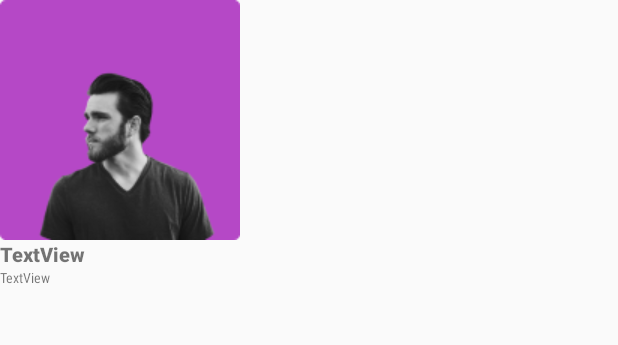
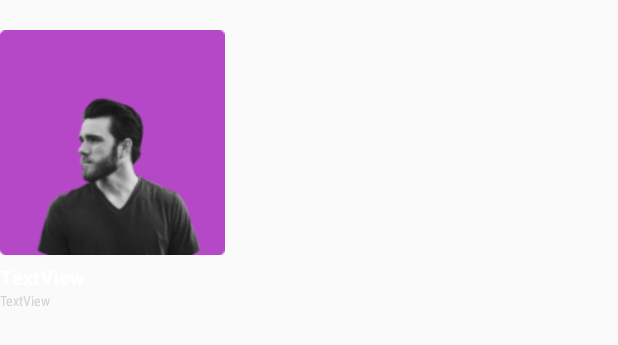
Before and after one commit to iValberOliveira/Codefy, an Android app: the layout podcast_feature_card.xml on its own in the app's theme, with its tools: preview values and no code run, on a phone screen of 412 x 824 dp. Shown: the top 345 px of the screen. Run offline under Robolectric (Android 15) with nearby library versions, the phone set to English and light mode, and no system bars.

```diff
--- a/app/src/main/res/layout/podcast_feature_card.xml
+++ b/app/src/main/res/layout/podcast_feature_card.xml
@@ -6,30 +6,36 @@
     android:layout_height="match_parent">
 
     <LinearLayout
-        android:layout_width="match_parent"
-        android:layout_height="match_parent"
-        android:orientation="vertical">
+        android:layout_width="wrap_content"
+        android:layout_height="wrap_content"
+        android:orientation="vertical"
+        android:paddingTop="20dp"
+        android:paddingBottom="35dp">
 
         <ImageView
-            android:id="@+id/imageView"
-            android:layout_width="wrap_content"
-            android:layout_height="wrap_content"
+            android:id="@+id/icon_back"
+            android:layout_width="150dp"
+            android:layout_height="150dp"
+            android:cropToPadding="true"
             app:srcCompat="@drawable/capa_podcast" />
 
         <TextView
             android:id="@+id/edt_podcast_title"
             android:layout_width="wrap_content"
             android:layout_height="wrap_content"
+            android:layout_marginTop="5dp"
             android:fontFamily="sans-serif-black"
             android:text="TextView"
+            android:textColor="#FFFFFF"
             android:textSize="13sp" />
 
         <TextView
             android:id="@+id/edt_podcast_author"
-            android:layout_width="match_parent"
+            android:layout_width="wrap_content"
             android:layout_height="wrap_content"
             android:fontFamily="sans-serif-condensed"
             android:text="TextView"
+            android:textColor="#D3D3D3"
             android:textSize="9sp" />
     </LinearLayout>
 
```
Also changed, not shown: app/src/main/java/com/example/codefy/FirstFragment.java (+12 -6 lines), app/src/main/java/com/example/codefy/PodcastAdapter.java (+5 -6 lines), app/src/main/java/com/example/codefy/PodcastModel.java (+14 -4 lines), app/src/main/res/layout/fragment_first.xml (+4 -5 lines).
